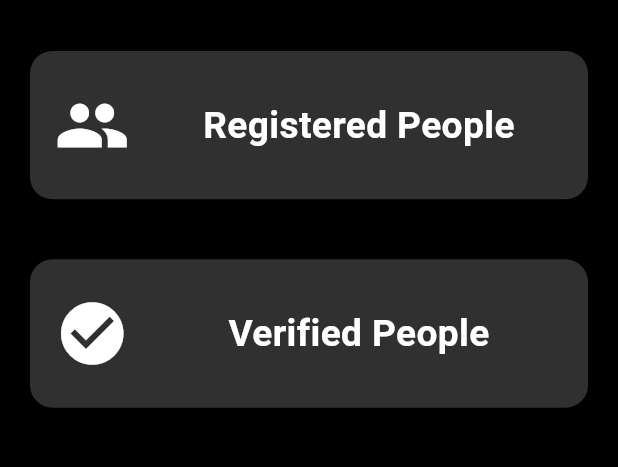
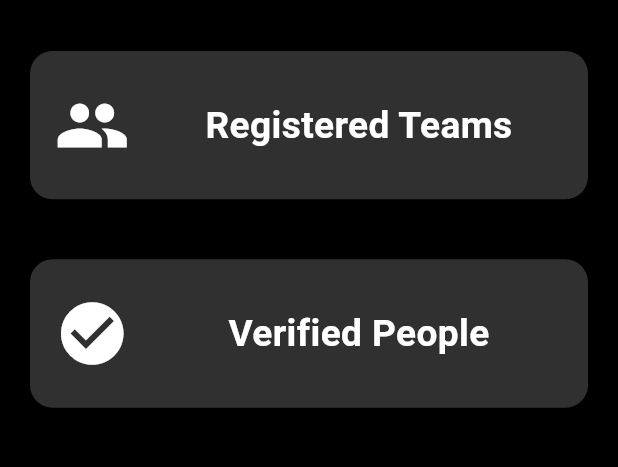
Before and after one commit to Shivansh722/QR_CN, a Flutter app: the screen it shows after launch, on a phone screen of 412 x 824 dp, the part 63-530 px from its top. Run offline on Flutter 3.47's test engine with Material 3 defaults, Android fonts, the phone set to English and light mode, and no system bars; our stand-ins replace cloud_firestore, firebase_core; missing offline and left inert: flutter_vibrate, qr_code_scanner; accounts and stored records are empty.

Commit message:
Team addtion in app

```diff
--- a/lib/qr_screen.dart
+++ b/lib/qr_screen.dart
@@ -69,7 +69,7 @@ class _QrScreenState extends State<QrScreen> {
                       Expanded(
                         child: Center(
                           child: Text(
-                            'Registered People',
+                            'Registered Teams',
                             style: TextStyle(
                               color: Colors.white, // Text color set to white
                               fontSize: screenWidth * 0.06,
```
Also changed, not shown: pubspec.lock, 6 other files.
